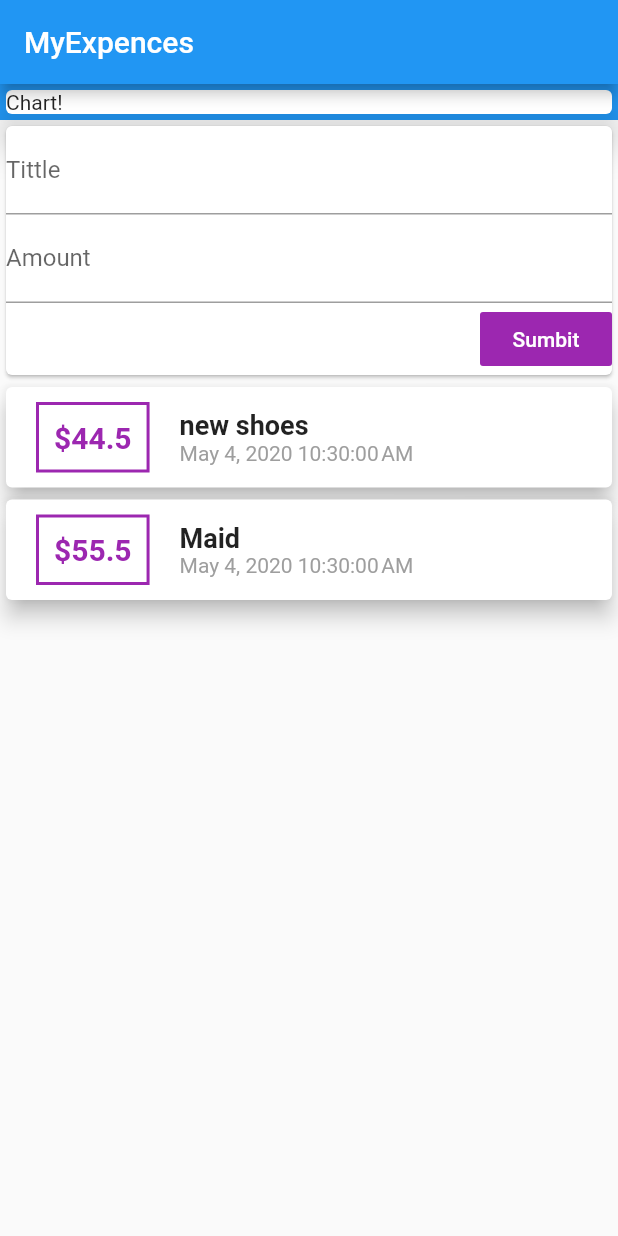
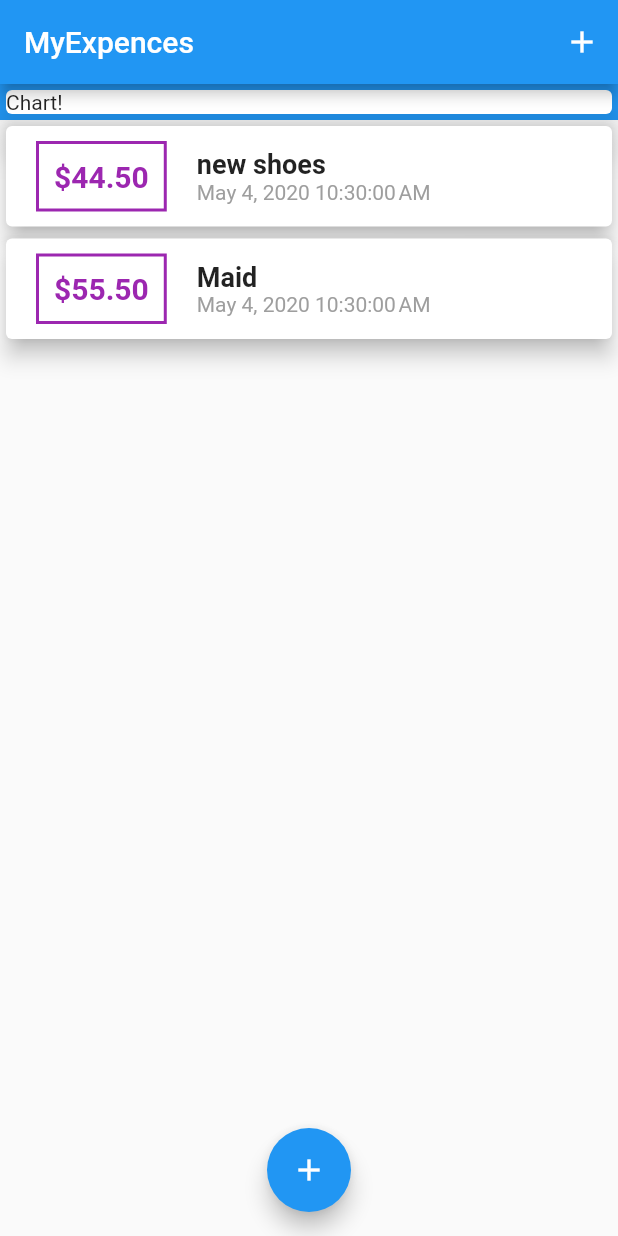
Before and after one commit to chavangorakh1999/FlutterPractise, a Flutter app: the screen it shows after launch, on a phone screen of 412 x 824 dp. Run offline on Flutter 3.47's test engine with Material 2 defaults, Android fonts, the phone set to English and light mode, and no system bars.

Commit message:
adding effect for popup

```diff
--- a/personalexp/lib/main.dart
+++ b/personalexp/lib/main.dart
@@ -1,9 +1,9 @@
 import 'package:flutter/material.dart';
 
 import 'package:intl/intl.dart';
-import 'package:personalexp/widgets/user_transactions.dart';
-
-
+import './widgets/new_transaction.dart';
+import './widgets/tansaction_list.dart';
+import './models/transaction.dart';
 
 void main() => runApp(MyApp());
 
@@ -20,19 +20,67 @@ class MyApp extends StatelessWidget {
   }
 }
 
-class MyHomePage extends StatelessWidget {
+class MyHomePage extends StatefulWidget {
   // String tittleInput;
   // String amountInput;
-  final tittleController= TextEditingController();
-  final amountController=TextEditingController();
+  @override
+  _MyHomePageState createState() => _MyHomePageState();
+}
+
+class _MyHomePageState extends State<MyHomePage> {
+  final List<Transaction> _userTransactions = [
+    Transaction(
+      id: 't1',
+      tittle: 'new shoes',
+      amount: 44.5,
+      date: DateTime.now(),
+    ),
+    Transaction(
+      id: 't2',
+      tittle: 'Maid',
+      amount: 55.5,
+      date: DateTime.now(),
+    ),
+  ];
+  void _addNewTransaction(String txTittle, double txAmount) {
+    final newTx = Transaction(
+      tittle: txTittle,
+      amount: txAmount,
+      date: DateTime.now(),
+      id: DateTime.now().toString(),
+    );
+    setState(() {
+      _userTransactions.add(newTx);
+    });
+  }
+
+  void _startAddNewTransaction(BuildContext ctx) {
+    showModalBottomSheet(
+      context: ctx,
+      builder: (_) {
+        return GestureDetector(
+          onTap: () {},
+          child: NewTRansaction(_addNewTransaction),
+          behavior: HitTestBehavior.opaque,
+        );
+      },
+    );
+  }
+
   @override
   Widget build(BuildContext context) {
     return Scaffold(
       appBar: AppBar(
         title: Text('MyExpences'),
+        actions: <Widget>[
+          IconButton(
+            icon: Icon(Icons.add),
+            onPressed: () => _startAddNewTransaction(context),
+          ),
+        ],
       ),
-      body:  SingleChildScrollView(
-              child: Column(
+      body: SingleChildScrollView(
+        child: Column(
           mainAxisAlignment: MainAxisAlignment.start,
           crossAxisAlignment: CrossAxisAlignment.stretch,
           children: <Widget>[
@@ -44,8 +92,15 @@ class MyHomePage extends StatelessWidget {
                 elevation: 10,
               ),
             ),
-           UserTransaction(),
+            TransactionList(_userTransactions),
           ],
+        ),
+      ),
+      floatingActionButtonLocation: FloatingActionButtonLocation.centerFloat,
+      floatingActionButton: FloatingActionButton(
+        child: IconButton(
+          icon: Icon(Icons.add),
+          onPressed: () => _startAddNewTransaction(context),
         ),
       ),
     );
--- a/personalexp/lib/widgets/tansaction_list.dart
+++ b/personalexp/lib/widgets/tansaction_list.dart
@@ -1,14 +1,16 @@
 import 'package:flutter/material.dart';
 import '../models/transaction.dart';
 import 'package:intl/intl.dart';
-import './user_transactions.dart';
+
 class TransactionList extends StatelessWidget {
   final List<Transaction> transactions;
   TransactionList(this.transactions);
   @override
   Widget build(BuildContext context) {
-    return Column(
-      children: transactions.map((tx) {
+    return Container(
+      height: 400,
+      child: ListView.builder(
+        itemBuilder: (ctx,index){
           return Card(
               child: Row(
                 children: <Widget>[
@@ -25,7 +27,7 @@ class TransactionList extends StatelessWidget {
                       horizontal: 20,
                     ),
                     child: Text(
-                  '\$${tx.amount}',
+                      '\$${transactions[index].amount.toStringAsFixed(2)}',
                       style: TextStyle(
                         fontWeight: FontWeight.bold,
                         fontSize: 20,
@@ -38,14 +40,14 @@ class TransactionList extends StatelessWidget {
                     crossAxisAlignment: CrossAxisAlignment.start,
                     children: <Widget>[
                       Text(
-                    tx.tittle,
+                        transactions[index].tittle,
                         style: TextStyle(
                           fontSize: 18,
                           fontWeight: FontWeight.bold,
                         ),
                       ),
                       Text(
-                    DateFormat().format(tx.date),
+                        DateFormat().format(transactions[index].date),
                         style: TextStyle(
                           color: Colors.grey,
                         ),
@@ -56,7 +58,9 @@ class TransactionList extends StatelessWidget {
               ),
               elevation: 6,
             );
-      }).toList(),
+        },
+        itemCount: transactions.length,
+        ),
     );
   }
 }
--- a/personalexp/lib/widgets/user_transactions.dart
+++ /dev/null
@@ -1,50 +0,0 @@
-import 'package:flutter/material.dart';
-import 'package:intl/intl.dart';
-import './tansaction_list.dart';
-import './new_transaction.dart';
-import '../models/transaction.dart';
-
-class UserTransaction extends StatefulWidget {
-  @override
-  _UserTransactionState createState() => _UserTransactionState();
-}
-
-class _UserTransactionState extends State<UserTransaction> {
-
-
-  final List<Transaction> _userTransactions = [
-    Transaction(
-      id: 't1',
-      tittle: 'new shoes',
-      amount: 44.5,
-      date: DateTime.now(),
-    ),
-    Transaction(
-      id: 't2',
-      tittle: 'Maid',
-      amount: 55.5,
-      date: DateTime.now(),
-    ),
-  ];
-  void _addNewTransaction(String txTittle, double txAmount) {
-    final newTx = Transaction(
-      tittle: txTittle,
-      amount: txAmount,
-      date: DateTime.now(),
-      id: DateTime.now().toString(),
-    );
-    setState(() {
-      _userTransactions.add(newTx);
-    });
-  }
-
-  @override
-  Widget build(BuildContext context) {
-    return Column(
-      children: <Widget>[
-        NewTRansaction(_addNewTransaction),
-        TransactionList(_userTransactions),
-      ],
-    );
-  }
-}
```
Also changed, not shown: personalexp/lib/widgets/new_transaction.dart (+26 -9 lines). Lines whose indentation alone changed are shown as unchanged.
